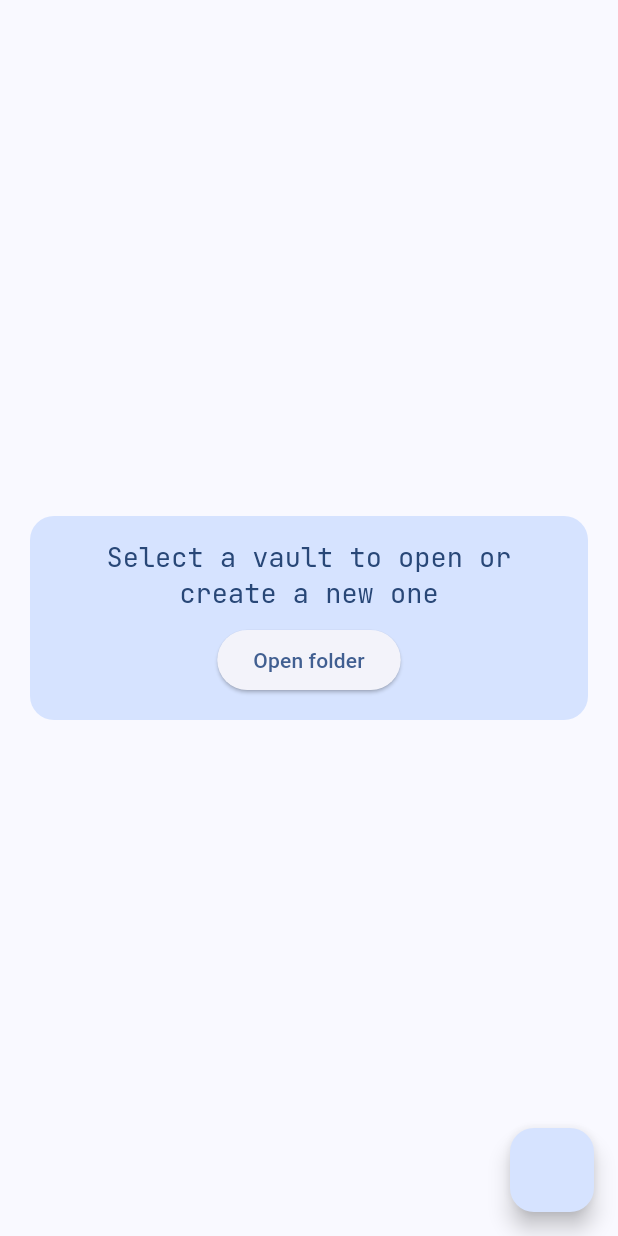
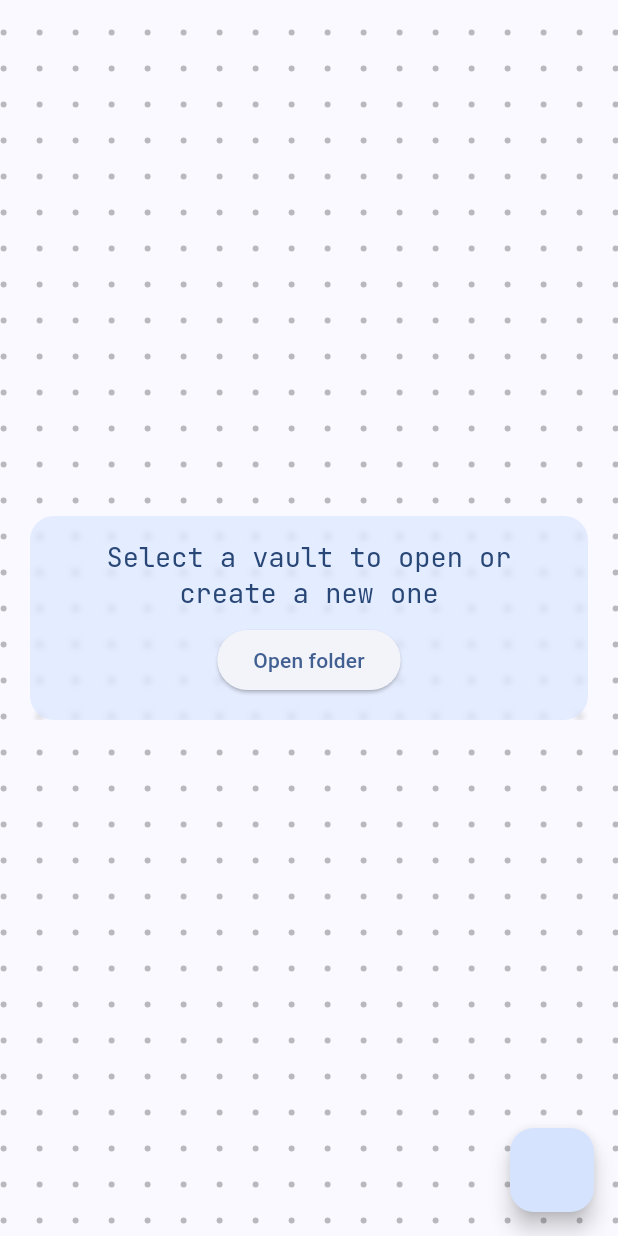
Before and after one commit to ruinivist/reinote, a Flutter app: the screen it shows after launch, on a phone screen of 412 x 824 dp. Run offline on Flutter 3.47's test engine with Material 3 defaults, Android fonts, the light colour scheme and no system bars; our stand-ins replace flutter_colorpicker, flutter_markdown, get, google_fonts, logger, permission_handler and 1 more; missing offline and left inert: extended_text_field, markdown.

Commit message:
add a nice animated background to the vault selection screen

```diff
--- a/lib/canvas/canvas_view.dart
+++ b/lib/canvas/canvas_view.dart
@@ -205,7 +205,7 @@ class _CanvasRenderBox extends RenderBox
     final canvas = context.canvas;
     // canvas.translate(canvasStartOffset.dx, canvasStartOffset.dy);
 
-    canvasBackground.paint(context, _offset, size);
+    canvasBackground.paint(canvas, _offset, size);
 
     // lg.i('paint ${_positions}');
 
--- a/lib/screens/select_vault.dart
+++ b/lib/screens/select_vault.dart
@@ -1,5 +1,8 @@
+import 'dart:ui';
+
 import 'package:flutter/material.dart';
 import 'package:get/get.dart';
+import 'package:local_tl_app/canvas/canvas_background.dart';
 import 'package:local_tl_app/controllers/permissions_controller.dart';
 import 'package:local_tl_app/controllers/theme_controller.dart';
 import 'package:local_tl_app/widgets/rn_container.dart';
@@ -14,23 +17,41 @@ class SelectVault extends StatefulWidget {
   State<SelectVault> createState() => _SelectVaultState();
 }
 
-class _SelectVaultState extends State<SelectVault> {
+class _SelectVaultState extends State<SelectVault> with SingleTickerProviderStateMixin {
+  late AnimationController _controller;
+  late Animation<Offset> _animation;
+
+  final background = const DotGridBackround();
+
   @override
   void initState() {
     super.initState();
+    _controller = AnimationController(
+      duration: const Duration(seconds: 2),
+      vsync: this,
+    )..repeat();
+    _animation = Tween<Offset>(
+      begin: Offset.zero,
+      end: Offset(-background.spacing, background.spacing),
+    ).animate(_controller);
   }
 
   @override
   Widget build(BuildContext context) {
     return Scaffold(
       floatingActionButton: FloatingActionButton(onPressed: () async {}),
-      body: Padding(
+      body: CustomPaint(
+        painter: GridPainter(background: background, animation: _animation),
+        child: Padding(
           padding: const EdgeInsets.symmetric(horizontal: 20),
           child: Column(
             mainAxisAlignment: MainAxisAlignment.center,
             children: [
-            RnContainer(
-              color: ThemeController.to.colorScheme.primaryContainer,
+              ClipRRect(
+                child: BackdropFilter(
+                  filter: ImageFilter.blur(sigmaX: 2, sigmaY: 2),
+                  child: RnContainer(
+                    color: ThemeController.to.colorScheme.primaryContainer.withOpacity(0.6),
                     child: Obx(() {
                       final perms = PermissionsController.to;
                       if (perms.loadingStorage) {
@@ -94,9 +115,29 @@ class _SelectVaultState extends State<SelectVault> {
                       );
                     }),
                   ),
+                ),
+              ),
             ],
+          ),
         ),
       ),
     );
   }
 }
+
+class GridPainter extends CustomPainter {
+  final CanvasBackground background;
+  final Animation<Offset> animation;
+
+  GridPainter({required this.background, required this.animation}) : super(repaint: animation);
+
+  @override
+  void paint(Canvas canvas, Size size) {
+    background.paint(canvas, animation.value, size);
+  }
+
+  @override
+  bool shouldRepaint(covariant GridPainter oldDelegate) {
+    return oldDelegate.animation.value != animation.value;
+  }
+}
```
Also changed, not shown: lib/canvas/canvas_background.dart (+3 -4 lines). Lines whose indentation alone changed are shown as unchanged.
